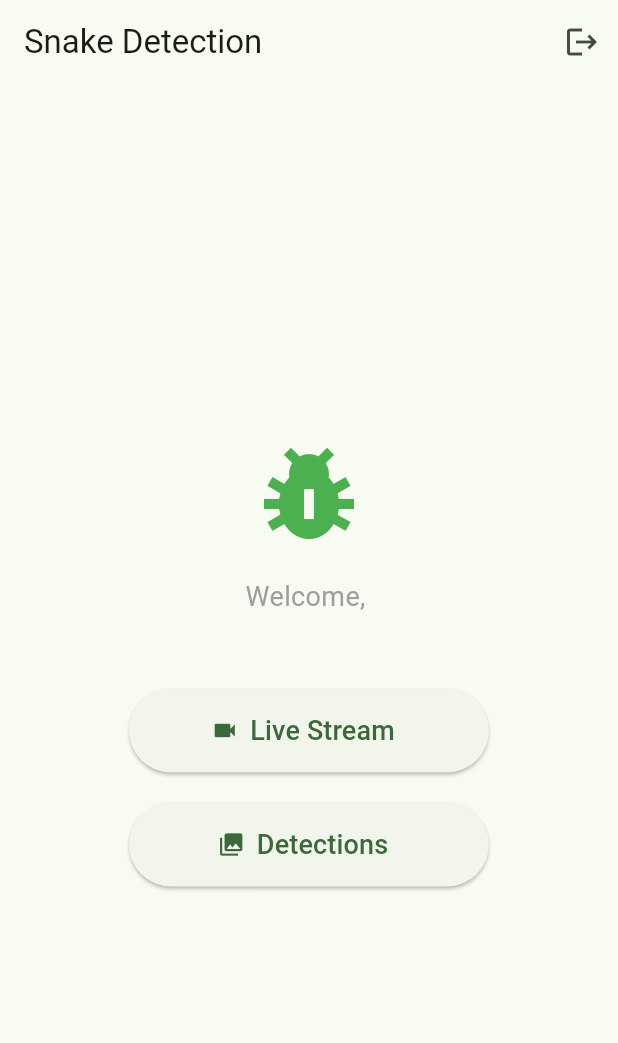
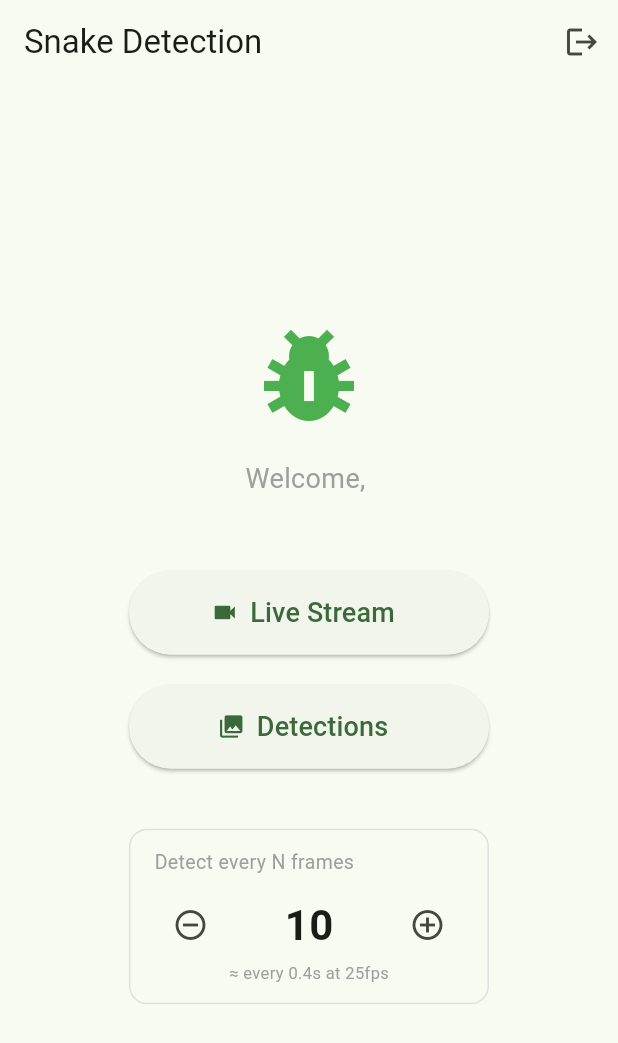
Before and after one commit to kbengalil/snakes, a Flutter app: the HomeScreen screen opened directly, on a phone screen of 412 x 824 dp. Shown: the top 1043 px of the screen. Run offline on Flutter 3.47's test engine with Material 3 defaults, Android fonts, the phone set to English and light mode, and no system bars; our stand-ins replace firebase_auth, firebase_core, firebase_messaging, flutter_local_notifications, flutter_secure_storage, google_sign_in; missing offline and left inert: app_settings, flutter_background_service, media_kit, media_kit_video, tflite_flutter, wifi_iot; accounts and stored records are empty.

Commit message:
Fix SIGSEGV crash on back navigation, add N-frames setting on home screen
- Wait for in-flight compute() to finish before closing TFLite interpreter
- Move detect-every-N-frames control to home screen
- Pass detectEveryNFrames from home → camera list → stream screen
- Add delete/delete-all to detections screen

Co-Authored-By: Claude Sonnet 4.6 <noreply@anthropic.com>

```diff
--- a/lib/screens/camera_list_screen.dart
+++ b/lib/screens/camera_list_screen.dart
@@ -4,7 +4,8 @@ import '../services/onvif_discovery.dart';
 import 'stream_screen.dart';
 
 class CameraListScreen extends StatefulWidget {
-  const CameraListScreen({super.key});
+  final int detectEveryNFrames;
+  const CameraListScreen({super.key, this.detectEveryNFrames = 10});
 
   @override
   State<CameraListScreen> createState() => _CameraListScreenState();
@@ -113,6 +114,7 @@ class _CameraListScreenState extends State<CameraListScreen> {
           ip: device.ip,
           username: user,
           password: pass,
+          detectEveryNFrames: widget.detectEveryNFrames,
         ),
       ),
     );
--- a/lib/screens/home_screen.dart
+++ b/lib/screens/home_screen.dart
@@ -6,12 +6,19 @@ import 'camera_list_screen.dart';
 import 'detections_screen.dart';
 import 'login_screen.dart';
 
-class HomeScreen extends StatelessWidget {
+class HomeScreen extends StatefulWidget {
   const HomeScreen({super.key});
 
-  Future<void> _signOut(BuildContext context) async {
+  @override
+  State<HomeScreen> createState() => _HomeScreenState();
+}
+
+class _HomeScreenState extends State<HomeScreen> {
+  int _detectEveryNFrames = 10;
+
+  Future<void> _signOut() async {
     await FirebaseAuth.instance.signOut();
-    if (context.mounted) {
+    if (mounted) {
       Navigator.pushReplacement(
         context,
         MaterialPageRoute(builder: (_) => const LoginScreen()),
@@ -19,8 +26,7 @@ class HomeScreen extends StatelessWidget {
     }
   }
 
-  Future<void> _goToLiveStream(BuildContext context) async {
-    // Enable WiFi if off
+  Future<void> _goToLiveStream() async {
     final enabled = await WiFiForIoTPlugin.isEnabled();
     if (!enabled) {
       await WiFiForIoTPlugin.setEnabled(true);
@@ -30,10 +36,8 @@ class HomeScreen extends StatelessWidget {
     final isConnected = await WiFiForIoTPlugin.isConnected();
 
     if (!isConnected) {
-      // Open WiFi settings panel so user can connect in one tap
       AppSettings.openAppSettings(type: AppSettingsType.wifi);
-
-      if (context.mounted) {
+      if (mounted) {
         ScaffoldMessenger.of(context).showSnackBar(
           const SnackBar(
             content: Text('Connect to your home WiFi then come back'),
@@ -44,10 +48,12 @@ class HomeScreen extends StatelessWidget {
       return;
     }
 
-    if (context.mounted) {
+    if (mounted) {
       Navigator.push(
         context,
-        MaterialPageRoute(builder: (_) => const CameraListScreen()),
+        MaterialPageRoute(
+          builder: (_) => CameraListScreen(detectEveryNFrames: _detectEveryNFrames),
+        ),
       );
     }
   }
@@ -62,7 +68,7 @@ class HomeScreen extends StatelessWidget {
         actions: [
           IconButton(
             icon: const Icon(Icons.logout),
-            onPressed: () => _signOut(context),
+            onPressed: _signOut,
           ),
         ],
       ),
@@ -83,7 +89,7 @@ class HomeScreen extends StatelessWidget {
               child: ElevatedButton.icon(
                 icon: const Icon(Icons.videocam),
                 label: const Text('Live Stream', style: TextStyle(fontSize: 18)),
-                onPressed: () => _goToLiveStream(context),
+                onPressed: _goToLiveStream,
               ),
             ),
             const SizedBox(height: 20),
@@ -99,6 +105,51 @@ class HomeScreen extends StatelessWidget {
                 ),
               ),
             ),
+            const SizedBox(height: 40),
+            // Detection frequency setting
+            Container(
+              width: 240,
+              padding: const EdgeInsets.symmetric(horizontal: 16, vertical: 12),
+              decoration: BoxDecoration(
+                border: Border.all(color: Colors.grey.shade300),
+                borderRadius: BorderRadius.circular(12),
+              ),
+              child: Column(
+                crossAxisAlignment: CrossAxisAlignment.start,
+                children: [
+                  const Text(
+                    'Detect every N frames',
+                    style: TextStyle(fontSize: 13, color: Colors.grey),
+                  ),
+                  const SizedBox(height: 8),
+                  Row(
+                    mainAxisAlignment: MainAxisAlignment.spaceBetween,
+                    children: [
+                      IconButton(
+                        onPressed: () => setState(() =>
+                            _detectEveryNFrames = (_detectEveryNFrames - 1).clamp(1, 120)),
+                        icon: const Icon(Icons.remove_circle_outline),
+                      ),
+                      Text(
+                        '$_detectEveryNFrames',
+                        style: const TextStyle(fontSize: 28, fontWeight: FontWeight.bold),
+                      ),
+                      IconButton(
+                        onPressed: () => setState(() =>
+                            _detectEveryNFrames = (_detectEveryNFrames + 1).clamp(1, 120)),
+                        icon: const Icon(Icons.add_circle_outline),
+                      ),
+                    ],
+                  ),
+                  Center(
+                    child: Text(
+                      '≈ every ${(_detectEveryNFrames / 25.0).toStringAsFixed(1)}s at 25fps',
+                      style: const TextStyle(fontSize: 11, color: Colors.grey),
+                    ),
+                  ),
+                ],
+              ),
+            ),
           ],
         ),
       ),
```
Also changed, not shown: lib/screens/stream_screen.dart (+64 -14 lines).
